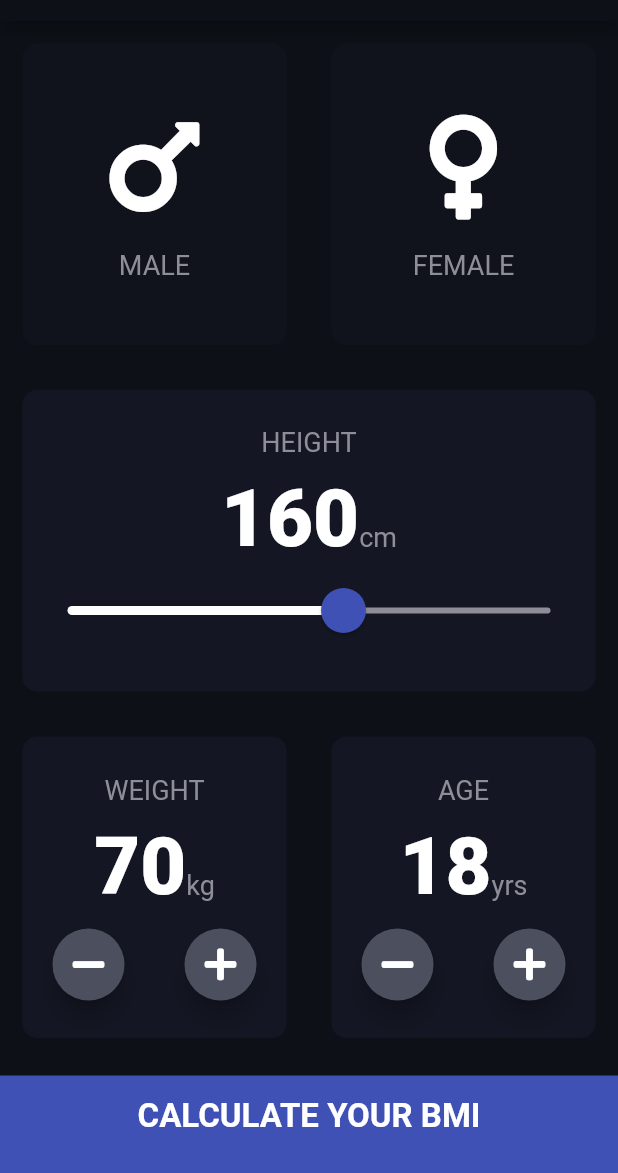
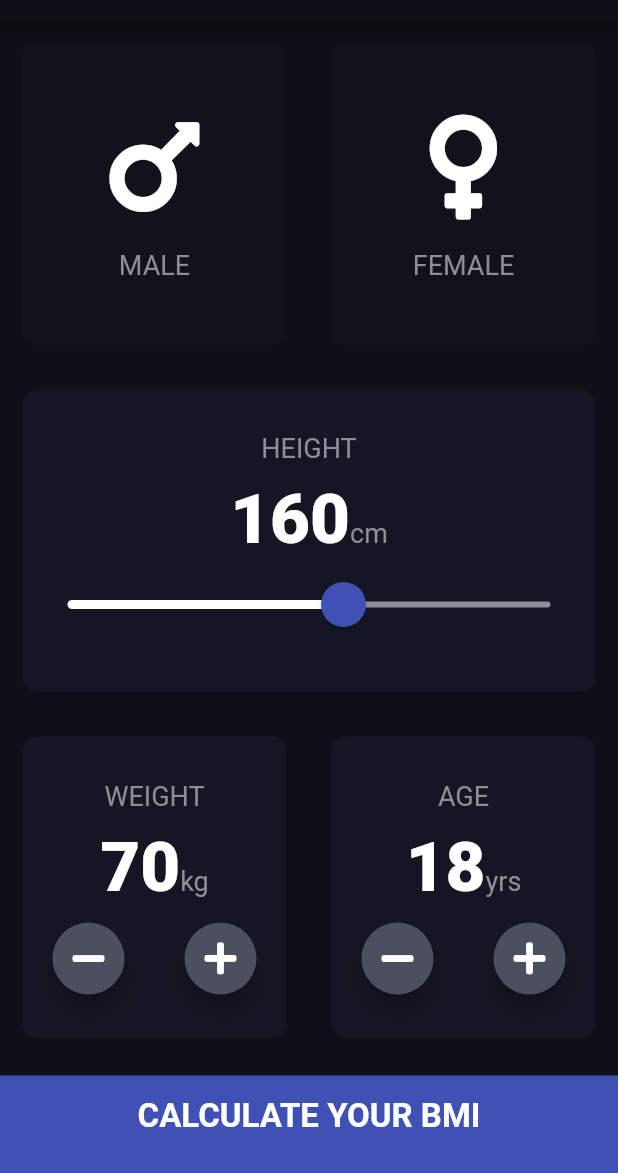
Before and after one commit to billnice250/bmi_calculator, a Flutter app: the screen it shows after launch, on a phone screen of 412 x 824 dp, the part 63-1236 px from its top. Run offline on Flutter 3.47's test engine with Material 2 defaults, Android fonts, the phone set to English and light mode, and no system bars; our stand-ins replace font_awesome_flutter.

Commit message:
adjusted number text sizes for small devices
Signed-off-by: Bill Nice <billnicejig@gmail.com>

```diff
--- a/lib/constants.dart
+++ b/lib/constants.dart
@@ -16,7 +16,7 @@ const kLabelTextStyle = TextStyle(
   color: Color(0xFF8D8E98),
 );
 const kNumberTextStyle = TextStyle(
-  fontSize: 53.0,
+  fontSize: 46.0,
   fontWeight: FontWeight.w900,
 );
 const kTitleSeparationLine = SizedBox(
@@ -36,7 +36,7 @@ const kResultTextStyle = TextStyle(
   fontWeight: FontWeight.bold,
 );
 const kBMITextStyle = TextStyle(
-  fontSize: 100.0,
+  fontSize: 90.0,
   fontWeight: FontWeight.bold,
 );
 const kAdviceMessageTextStyle = TextStyle(
```
